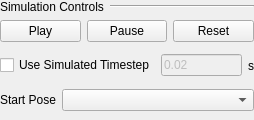
ARoefer/giskard_ide, file ui/simcontrols.ui: the form before one commit.
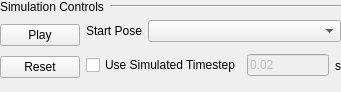
The form after the commit. Icons and pictures are not drawn.

Commit message: :bug: Fixed layout somewhat

What changed in the file:
```diff
--- a/ui/simcontrols.ui
+++ b/ui/simcontrols.ui
@@ -6,12 +6,12 @@
    <rect>
     <x>0</x>
     <y>0</y>
-    <width>254</width>
-    <height>120</height>
+    <width>341</width>
+    <height>92</height>
    </rect>
   </property>
   <property name="sizePolicy">
-   <sizepolicy hsizetype="Preferred" vsizetype="Fixed">
+   <sizepolicy hsizetype="Preferred" vsizetype="Minimum">
     <horstretch>0</horstretch>
     <verstretch>0</verstretch>
    </sizepolicy>
@@ -19,13 +19,13 @@
   <property name="maximumSize">
    <size>
     <width>16777215</width>
-    <height>120</height>
+    <height>160000</height>
    </size>
   </property>
   <property name="windowTitle">
    <string>Form</string>
   </property>
-  <layout class="QVBoxLayout" name="verticalLayout_2" stretch="0,0,1,1">
+  <layout class="QVBoxLayout" name="verticalLayout_2" stretch="0,0">
    <property name="sizeConstraint">
     <enum>QLayout::SetMinimumSize</enum>
    </property>
@@ -66,9 +66,14 @@
     </layout>
    </item>
    <item>
-    <layout class="QHBoxLayout" name="horizontalLayout">
+    <layout class="QHBoxLayout" name="horizontalLayout_5">
+     <property name="topMargin">
+      <number>0</number>
+     </property>
      <item>
-      <widget class="QPushButton" name="btnReset">
+      <layout class="QVBoxLayout" name="verticalLayout">
+       <item>
+        <widget class="QPushButton" name="btnPlayPause">
        <property name="text">
         <string>Play</string>
        </property>
@@ -88,18 +93,7 @@
       </widget>
      </item>
      <item>
-      <widget class="QPushButton" name="btnPlay">
-       <property name="text">
-        <string>Pause</string>
-       </property>
-       <property name="icon">
-        <iconset resource="../resources/giskard_sim.qrc">
-         <normaloff>:/icons/pause.png</normaloff>:/icons/pause.png</iconset>
-       </property>
-      </widget>
-     </item>
-     <item>
-      <widget class="QPushButton" name="btnPause">
+        <widget class="QPushButton" name="btnReset">
        <property name="text">
         <string>Reset</string>
        </property>
@@ -112,6 +106,32 @@
     </layout>
    </item>
    <item>
+      <layout class="QVBoxLayout" name="verticalLayout_3">
+       <property name="topMargin">
+        <number>0</number>
+       </property>
+       <item>
+        <layout class="QHBoxLayout" name="horizontalLayout_3">
+         <item>
+          <widget class="QLabel" name="labelStartPose">
+           <property name="text">
+            <string>Start Pose</string>
+           </property>
+          </widget>
+         </item>
+         <item>
+          <widget class="QComboBox" name="cboxStartPoses">
+           <property name="sizePolicy">
+            <sizepolicy hsizetype="Expanding" vsizetype="Fixed">
+             <horstretch>0</horstretch>
+             <verstretch>0</verstretch>
+            </sizepolicy>
+           </property>
+          </widget>
+         </item>
+        </layout>
+       </item>
+       <item>
     <layout class="QHBoxLayout" name="horizontalLayout_2">
      <item>
       <widget class="QCheckBox" name="chkUseSimTime">
@@ -145,24 +165,7 @@
      </item>
     </layout>
    </item>
-   <item>
-    <layout class="QHBoxLayout" name="horizontalLayout_3">
-     <item>
-      <widget class="QLabel" name="labelStartPose">
-       <property name="text">
-        <string>Start Pose</string>
-       </property>
-      </widget>
-     </item>
-     <item>
-      <widget class="QComboBox" name="cboxStartPoses">
-       <property name="sizePolicy">
-        <sizepolicy hsizetype="Expanding" vsizetype="Fixed">
-         <horstretch>0</horstretch>
-         <verstretch>0</verstretch>
-        </sizepolicy>
-       </property>
-      </widget>
+      </layout>
      </item>
     </layout>
    </item>
```
Left out of the diff: 107 changed lines with no effect on the pictures. Lines whose indentation alone changed are shown as unchanged. The commit also changes 12 other files.
